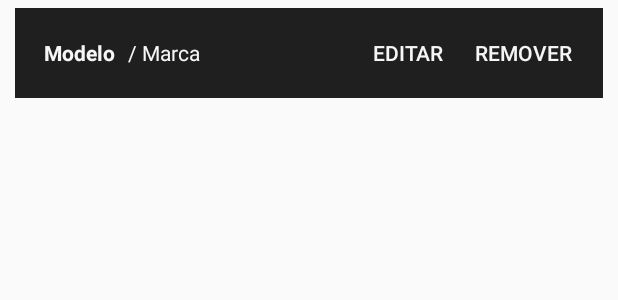
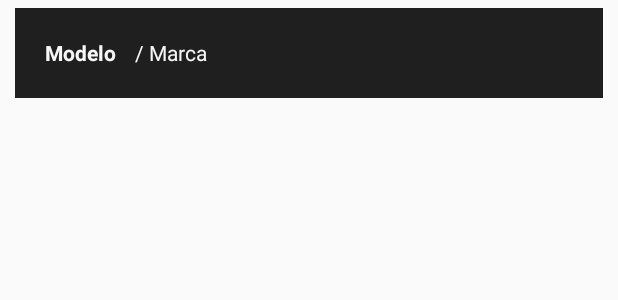
Before and after one commit to pedromihael/cellphonedatabase, an Android app: the layout card_item_model.xml on its own in the app's theme, with its tools: preview values and no code run, on a phone screen of 412 x 824 dp. Shown: the top 300 px of the screen. Run offline under Robolectric (Android 15) with nearby library versions, the phone set to English and light mode, and no system bars.

Commit message:
final commit to submit for grading

```diff
--- a/app/src/main/java/com/pedromihael/cellphonedatabase/ModelsFragment.java
+++ b/app/src/main/java/com/pedromihael/cellphonedatabase/ModelsFragment.java
@@ -38,10 +38,6 @@ public class ModelsFragment extends Fragment {
         CellPhoneOpenHelper helper = new CellPhoneOpenHelper(getActivity());
 
         mModelsList = new ArrayList<>();
-       /* mModelsList.add(new Cellphone("Galaxy S10", "Samsung"));
-        mModelsList.add(new Cellphone("7T", "Oneplus"));
-        mModelsList.add(new Cellphone("Mi 9", "Xiaomi"));
-        mModelsList.add(new Cellphone("Z3", "Motorola")); */
 
        for (Cellphone item : helper.retrieveModels()) {
            mModelsList.add(item);
--- a/app/src/main/java/com/pedromihael/cellphonedatabase/RecyclerViewAdapter.java
+++ b/app/src/main/java/com/pedromihael/cellphonedatabase/RecyclerViewAdapter.java
@@ -68,6 +68,10 @@ public class RecyclerViewAdapter extends RecyclerView.Adapter<RecyclerViewAdapte
         }
     }
 
+    public void updateView() {
+        this.notifyDataSetChanged();
+    }
+
     public class ViewHolder extends  RecyclerView.ViewHolder {
 
         private TextView tv_model;
--- a/app/src/main/res/layout/card_item_brand.xml
+++ b/app/src/main/res/layout/card_item_brand.xml
@@ -25,7 +25,7 @@
             android:textColor="@color/textWhite"
             android:textStyle="bold" />
 
-        <Button
+       <!-- <Button
             android:id="@+id/card_edit_button"
             style="@style/Widget.AppCompat.Button.Borderless"
             android:layout_width="wrap_content"
@@ -37,7 +37,7 @@
             android:textColor="@color/textWhite" />
 
         <Button
-            android:id="@+id/card_delete_button"
+            android:id="@+id/card_brand_delete_button"
             style="@style/Widget.AppCompat.Button.Borderless"
             android:layout_width="wrap_content"
             android:layout_height="wrap_content"
@@ -45,7 +45,7 @@
             android:background="@null"
             android:gravity="center"
             android:text="Remover"
-            android:textColor="@color/textWhite" />
+            android:textColor="@color/textWhite" /> -->
     </LinearLayout>
 
 </RelativeLayout>
--- a/app/src/main/res/layout/card_item_model.xml
+++ b/app/src/main/res/layout/card_item_model.xml
@@ -20,7 +20,8 @@
             android:layout_width="wrap_content"
             android:layout_height="wrap_content"
             android:layout_weight="1"
-            android:gravity="center"
+            android:gravity="left"
+            android:layout_marginLeft="10dp"
             android:text="@string/card_model_model"
             android:textColor="@color/textWhite"
             android:textStyle="bold" />
@@ -29,12 +30,12 @@
             android:id="@+id/card_text_brand"
             android:layout_width="wrap_content"
             android:layout_height="wrap_content"
-            android:layout_weight="2"
+            android:layout_weight="20"
             android:gravity="left"
             android:text="@string/card_model_brand"
             android:textColor="@color/textWhite" />
 
-        <Button
+       <!-- <Button
             android:id="@+id/card_edit_button"
             style="@style/Widget.AppCompat.Button.Borderless"
             android:layout_width="wrap_content"
@@ -54,7 +55,7 @@
             android:background="@null"
             android:gravity="center"
             android:text="Remover"
-            android:textColor="@color/textWhite" />
+            android:textColor="@color/textWhite" /> -->
     </LinearLayout>
 
 </RelativeLayout>
```
Also changed, not shown: app/src/main/java/com/pedromihael/cellphonedatabase/BrandsFragment.java (+8 -5 lines).
